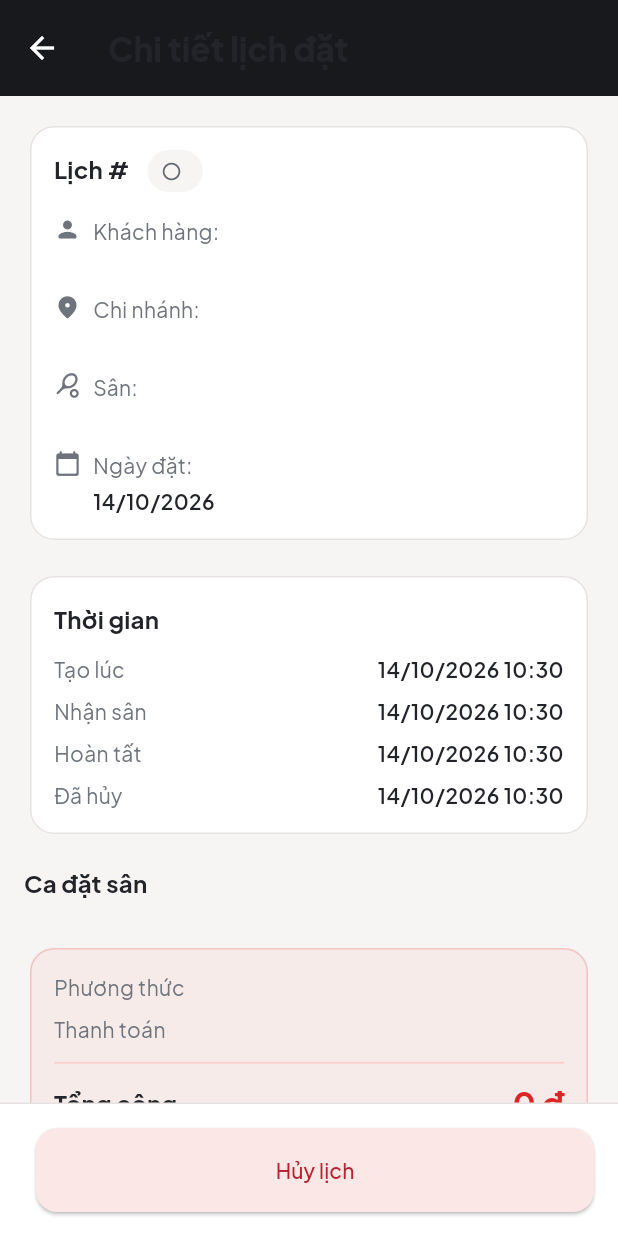
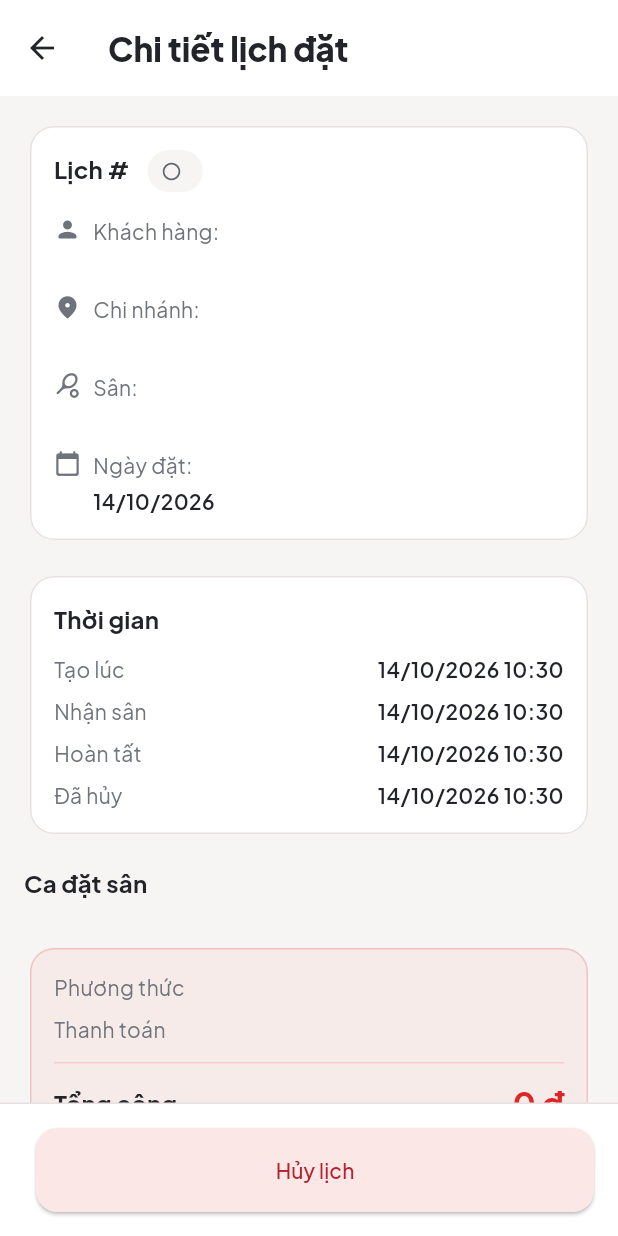
Before and after one commit to Thongcao2k5/SanVaCau, a Flutter app: the AdminBookingDetailPage screen opened directly with empty values, on a phone screen of 412 x 824 dp. Run offline on Flutter 3.47's test engine with Material 3 defaults, Android fonts, the phone set to English and light mode, and no system bars; our stand-ins replace animated_notch_bottom_bar, image_picker, material_symbols_icons, shared_preferences; missing offline and left inert: momo_payment_flutter, vnpay_payment_flutter; accounts and stored records are empty; network calls fail.

Commit message:
fix: đồng bộ màu trang vận hành và ghi nhận kết quả QA admin

```diff
--- a/frontend/san_va_cau_app/lib/features/admin/pages/admin_booking_detail_page.dart
+++ b/frontend/san_va_cau_app/lib/features/admin/pages/admin_booking_detail_page.dart
@@ -199,8 +199,6 @@ class _AdminBookingDetailPageState extends State<AdminBookingDetailPage> {
         backgroundColor: AdminTheme.canvas,
         appBar: AppBar(
           title: const Text('Chi tiết lịch đặt'),
-          backgroundColor: AdminTheme.graphite,
-          foregroundColor: Colors.white,
         ),
         body: SafeArea(
           child: Stack(
--- a/frontend/san_va_cau_app/lib/features/admin/pages/admin_booking_list_page.dart
+++ b/frontend/san_va_cau_app/lib/features/admin/pages/admin_booking_list_page.dart
@@ -104,8 +104,6 @@ class _AdminBookingListPageState extends State<AdminBookingListPage> {
         backgroundColor: AdminTheme.canvas,
         appBar: AppBar(
           title: const Text('Quản lý lịch đặt'),
-          backgroundColor: AdminTheme.graphite,
-          foregroundColor: Colors.white,
         ),
         body: SafeArea(
           child: Column(
@@ -237,7 +235,7 @@ class _AdminBookingListPageState extends State<AdminBookingListPage> {
                                   : '${_selectedDate!.day.toString().padLeft(2, '0')}/${_selectedDate!.month.toString().padLeft(2, '0')}/${_selectedDate!.year}',
                               style: TextStyle(
                                 color: _selectedDate == null
-                                    ? AdminTheme.textSecondary
+                                    ? AdminTheme.textSecondaryStrong
                                     : AdminTheme.textPrimary,
                                 fontWeight: _selectedDate == null
                                     ? FontWeight.normal
--- a/frontend/san_va_cau_app/lib/features/admin/pages/admin_inventory_form_page.dart
+++ b/frontend/san_va_cau_app/lib/features/admin/pages/admin_inventory_form_page.dart
@@ -231,8 +231,6 @@ class _AdminInventoryFormPageState extends State<AdminInventoryFormPage> {
         backgroundColor: AdminTheme.canvas,
         appBar: AppBar(
           title: Text(isEditing ? 'Cập nhật tồn kho' : 'Thêm tồn kho'),
-          backgroundColor: AdminTheme.graphite,
-          foregroundColor: Colors.white,
         ),
         body: SafeArea(
           child: _isLoadingData && !isEditing
--- a/frontend/san_va_cau_app/lib/features/admin/pages/admin_inventory_list_page.dart
+++ b/frontend/san_va_cau_app/lib/features/admin/pages/admin_inventory_list_page.dart
@@ -147,8 +147,6 @@ class _AdminInventoryListPageState extends State<AdminInventoryListPage> {
         backgroundColor: AdminTheme.canvas,
         appBar: AppBar(
           title: const Text('Quản lý tồn kho'),
-          backgroundColor: AdminTheme.graphite,
-          foregroundColor: Colors.white,
           bottom: PreferredSize(
             preferredSize: Size.fromHeight(
               48 * MediaQuery.textScalerOf(context).scale(1) + 12,
--- a/frontend/san_va_cau_app/lib/features/admin/pages/admin_order_detail_page.dart
+++ b/frontend/san_va_cau_app/lib/features/admin/pages/admin_order_detail_page.dart
@@ -167,8 +167,6 @@ class _AdminOrderDetailPageState extends State<AdminOrderDetailPage> {
         backgroundColor: AdminTheme.canvas,
         appBar: AppBar(
           title: const Text('Chi tiết đơn hàng'),
-          backgroundColor: AdminTheme.graphite,
-          foregroundColor: Colors.white,
         ),
         body: SafeArea(
           child: FutureBuilder<Order>(
--- a/frontend/san_va_cau_app/lib/features/admin/pages/admin_order_list_page.dart
+++ b/frontend/san_va_cau_app/lib/features/admin/pages/admin_order_list_page.dart
@@ -58,8 +58,6 @@ class _AdminOrderListPageState extends State<AdminOrderListPage> {
         backgroundColor: AdminTheme.canvas,
         appBar: AppBar(
           title: const Text('Quản lý đơn hàng'),
-          backgroundColor: AdminTheme.graphite,
-          foregroundColor: Colors.white,
         ),
         body: SafeArea(
           child: Column(
```
Also changed, not shown: 2 other files.
